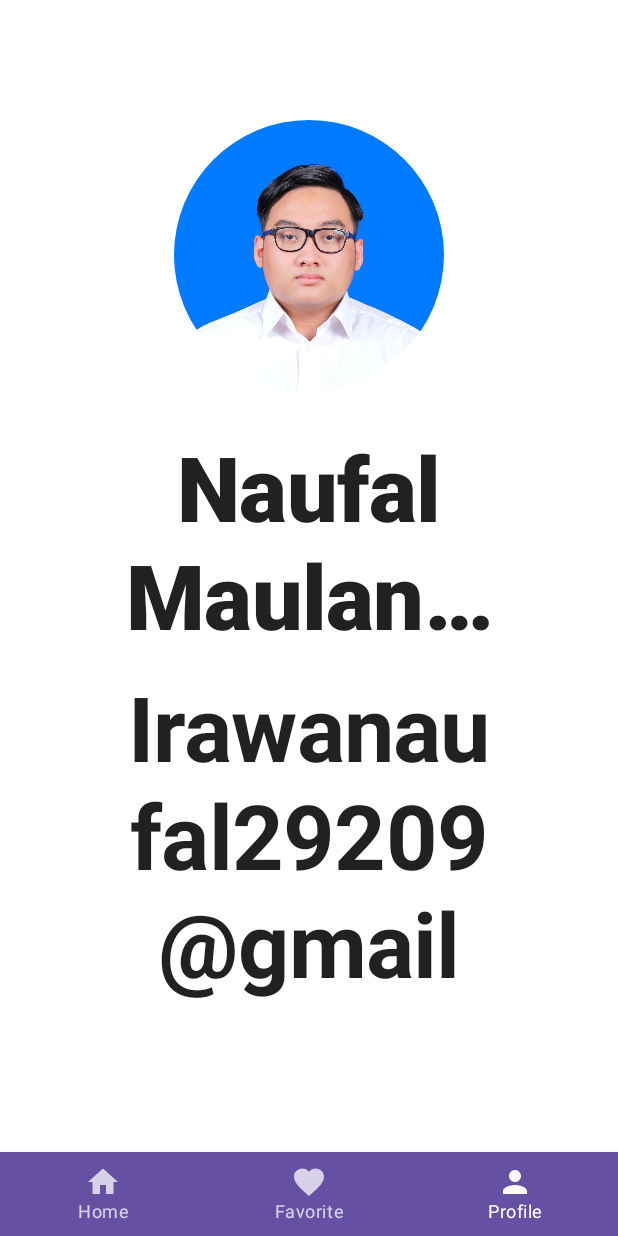
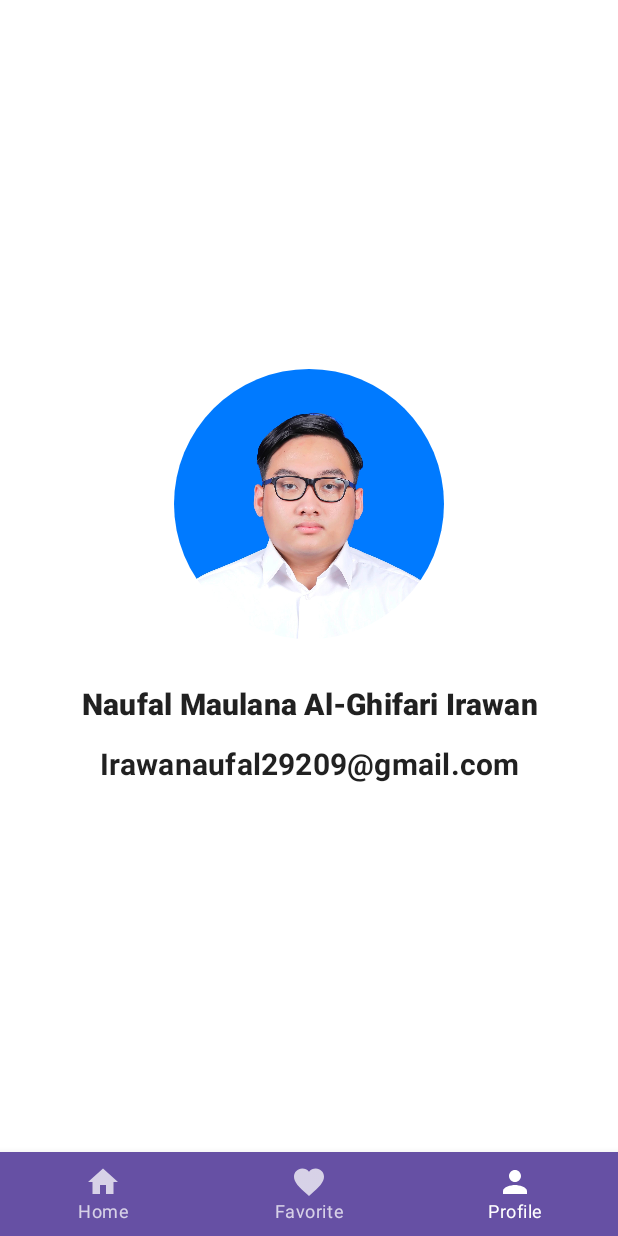
Before and after one commit to NoisyBoy29/ValSkinApp, an Android app built with Jetpack Compose: the ProfileScreen screen opened through its navigation route, on a phone screen of 412 x 824 dp. Run offline under Robolectric (Android 15) with nearby library versions, the phone set to English and light mode, and no system bars; pictures from the network do not load.

Commit message:
Bug Belum bisa pindah dari Home ke Detail, percantik profile dan fix gradle issues

```diff
--- a/app/src/main/java/com/compose/valskinapp/ui/screen/profile/ProfileScreen.kt
+++ b/app/src/main/java/com/compose/valskinapp/ui/screen/profile/ProfileScreen.kt
@@ -22,7 +22,10 @@
 @Composable
 fun ProfileScreen() {
     Column(
-        modifier = Modifier.padding(80.dp),
+        modifier = Modifier
+            .fillMaxSize()
+            .padding(40.dp),
+        verticalArrangement = Arrangement.Center,
         horizontalAlignment = Alignment.CenterHorizontally
     ) {
         Image(
@@ -39,7 +42,7 @@
             maxLines = 2,
             overflow = TextOverflow.Ellipsis,
             textAlign = TextAlign.Center,
-            style = MaterialTheme.typography.h2.copy(
+            style = MaterialTheme.typography.h6.copy(
                 fontWeight = FontWeight.ExtraBold
             ),
             modifier = Modifier.fillMaxWidth()
@@ -48,7 +51,7 @@
         Text(
             text = "Irawanaufal29209@gmail.com",
             textAlign = TextAlign.Center,
-            style = MaterialTheme.typography.h2.copy(
+            style = MaterialTheme.typography.h6.copy(
                 fontWeight = FontWeight.Bold
             ),
             modifier = Modifier.fillMaxWidth()
```
Also changed, not shown: app/build.gradle (+5 -5 lines).
